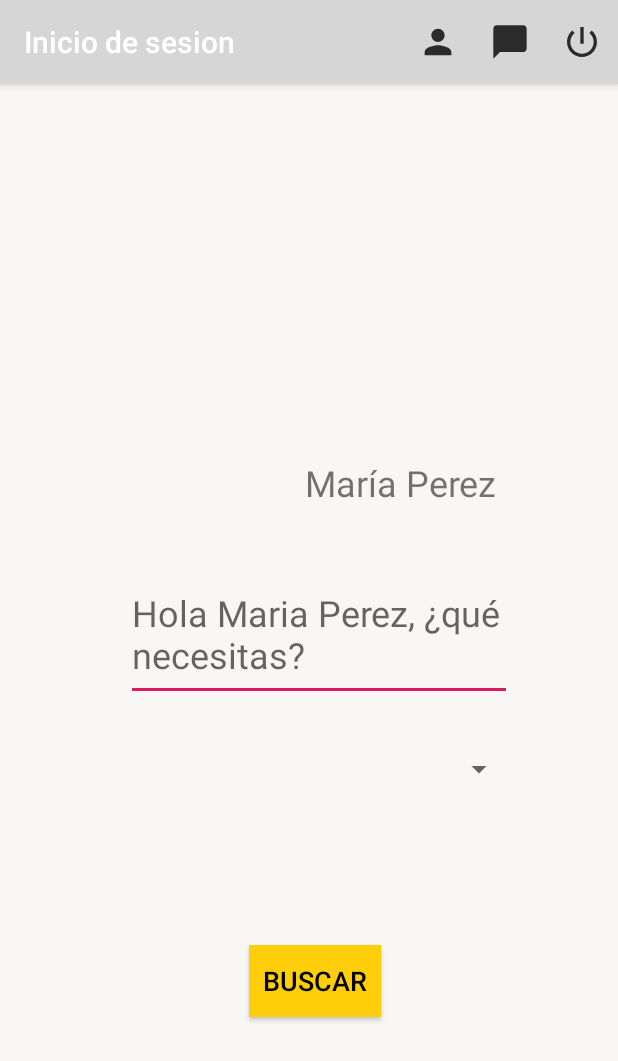
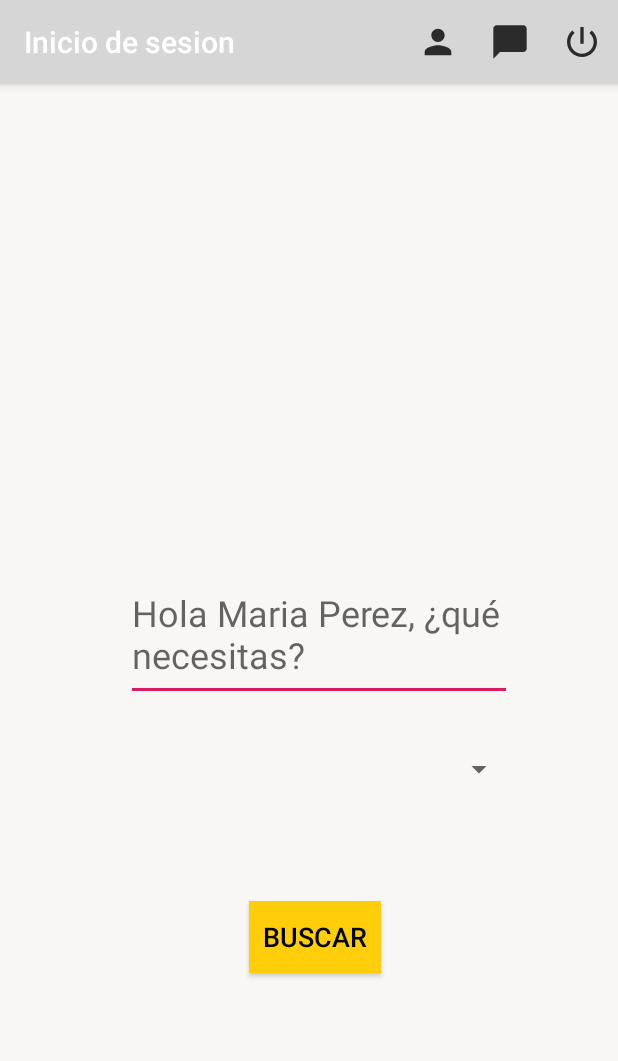
Before and after one commit to mariajosebare/PruebadeMDM, an Android app: the main_log screen opened directly, with no data from a screen before it, on a phone screen of 412 x 824 dp. Shown: the top 1061 px of the screen. Run offline under Robolectric (Android 15) with nearby library versions, the phone set to English and light mode, and no system bars; libraries missing offline, so code that uses them is left out: com.loopj.android, cz.msebera.android, es.dmoral.toasty; 1 statement that could not run was skipped.

Commit message:
Update activity_main_log.xml
Chat

```diff
--- a/app/src/main/res/layout/activity_main_log.xml
+++ b/app/src/main/res/layout/activity_main_log.xml
@@ -37,7 +37,6 @@
             android:layout_width="138dp"
             android:layout_height="53dp"
             android:contentDescription="@string/user_name"
-            android:text="@string/user_name"
             android:textSize="24sp"
             app:layout_constraintBottom_toBottomOf="parent"
             app:layout_constraintEnd_toEndOf="parent"
@@ -66,7 +65,7 @@
             app:layout_constraintHorizontal_bias="0.0"
             app:layout_constraintStart_toStartOf="parent"
             app:layout_constraintTop_toTopOf="@+id/guideline"
-            app:layout_constraintVertical_bias="0.899"
+            app:layout_constraintVertical_bias="0.837"
             tools:text="@string/button" />
 
         <com.google.android.material.textfield.TextInputEditText
```
